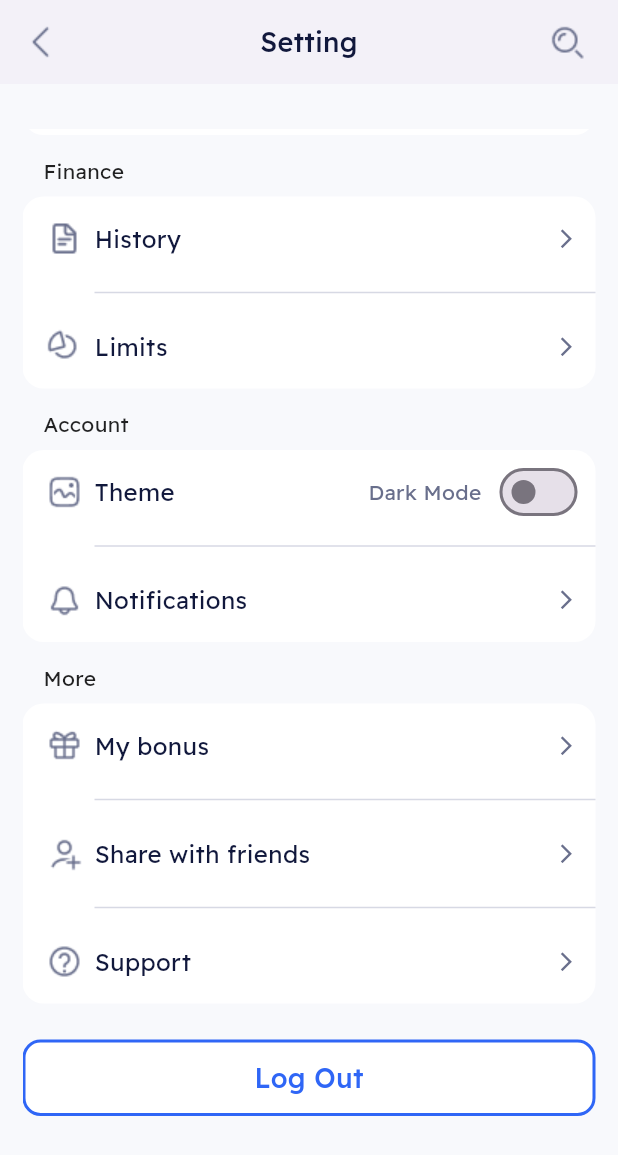
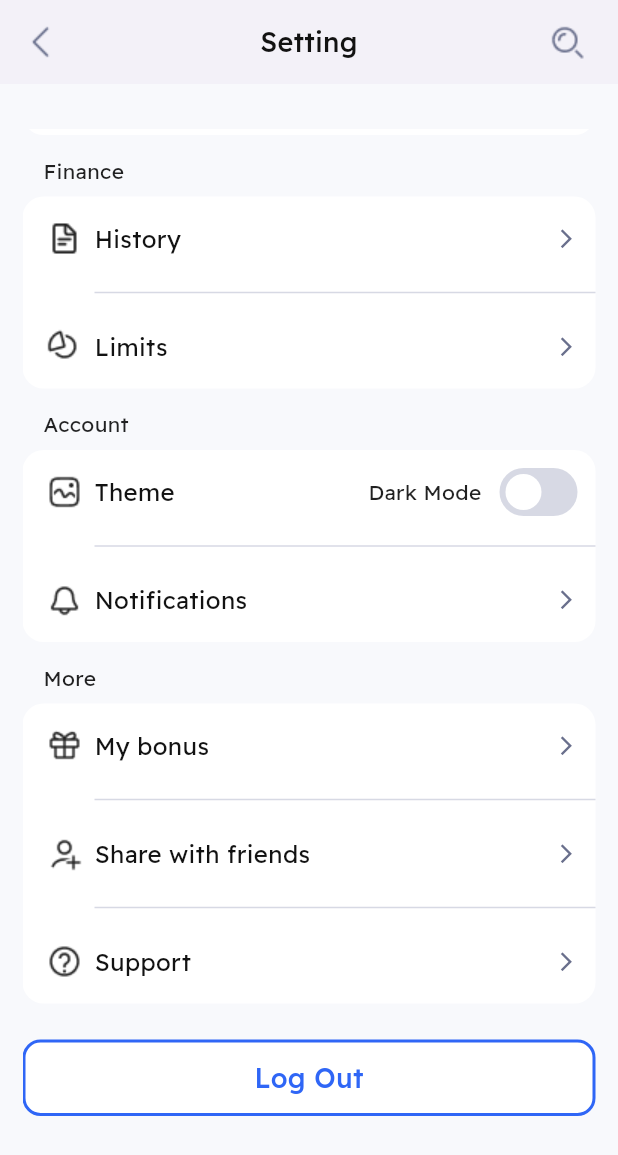
Before and after one commit to minKasent/crypto_exchange, a Flutter app: the SettingScreen screen opened by its route, scrolled down 254 dp, on a phone screen of 412 x 824 dp. Shown: the top 1155 px of the screen. Run offline on Flutter 3.47's test engine with Material 3 defaults, Android fonts, the phone set to English and light mode, and no system bars; our stand-ins replace shared_preferences; accounts and stored records are empty.

Commit message:
feat(theme): add dark mode for home and setting_screen

```diff
--- a/lib/components/app_button.dart
+++ b/lib/components/app_button.dart
@@ -2,6 +2,7 @@ import 'package:crypto_exchange/components/app_text.dart';
 import 'package:crypto_exchange/components/app_text_style.dart';
 import 'package:crypto_exchange/core/constants/app_colors_path.dart';
 import 'package:crypto_exchange/core/enum/enum.dart';
+import 'package:crypto_exchange/core/extensions/context_extension.dart';
 import 'package:flutter/cupertino.dart';
 
 class AppButton extends StatelessWidget {
@@ -28,9 +29,9 @@ class AppButton extends StatelessWidget {
       onTap: onTap,
       child: Container(
         decoration: BoxDecoration(
-          border: Border.all(color: _getBorderColor(), width: 2),
+          border: Border.all(color: _getBorderColor(context), width: 2),
           borderRadius: BorderRadius.circular(12),
-          color: _getButtonColor(),
+          color: _getButtonColor(context),
         ),
         width: width,
         padding: EdgeInsets.symmetric(vertical: 12),
@@ -46,7 +47,7 @@ class AppButton extends StatelessWidget {
               content: title,
               style: AppTextStyle.text16Medium.copyWith(
                 fontSize: 18,
-                color: _getTitleColor(),
+                color: _getTitleColor(context),
               ),
             ),
             if (rightIconPath != null) ...[
@@ -59,29 +60,33 @@ class AppButton extends StatelessWidget {
     );
   }
 
-  Color _getButtonColor() {
+  Color _getButtonColor(BuildContext context) {
     switch (buttonState) {
       case ButtonState.normal:
         return AppColorsPath.blue;
       case ButtonState.disable:
         return AppColorsPath.gray2;
       case ButtonState.second:
-        return AppColorsPath.white;
+        return context.theme.brightness == Brightness.dark
+            ? AppColorsPath.darkSurface
+            : AppColorsPath.white;
     }
   }
 
-  Color _getTitleColor() {
+  Color _getTitleColor(BuildContext context) {
     switch (buttonState) {
       case ButtonState.normal:
         return AppColorsPath.white;
       case ButtonState.disable:
         return AppColorsPath.grey;
       case ButtonState.second:
-        return AppColorsPath.blue;
+        return context.theme.brightness == Brightness.dark
+            ? AppColorsPath.white
+            : AppColorsPath.blue;
     }
   }
 
-  Color _getBorderColor() {
+  Color _getBorderColor(BuildContext context) {
     switch (buttonState) {
       case ButtonState.normal:
         return AppColorsPath.blue;
--- a/lib/components/app_text_style.dart
+++ b/lib/components/app_text_style.dart
@@ -1,4 +1,3 @@
-import 'package:crypto_exchange/core/constants/app_colors_path.dart';
 import 'package:flutter/material.dart';
 
 class AppTextStyle {
@@ -16,6 +15,6 @@ class AppTextStyle {
     fontFamily: 'Readex Pro',
     fontSize: 16,
     fontWeight: FontWeight.w500,
-    color: AppColorsPath.white,
+    // color: AppColorsPath.white,
   );
 }
--- a/lib/core/constants/app_colors_path.dart
+++ b/lib/core/constants/app_colors_path.dart
@@ -12,4 +12,6 @@ class AppColorsPath {
   static Color gray2 = const Color(0xFFD7D9E4);
   static Color black = const Color(0xFF121212);
   static Color darkSurface = const Color(0xFF22283A);
+  static Color brightGreen = const Color(0xFF31C451);
+  static Color lightBlack = const Color(0xFF9096A2);
 }
--- a/lib/core/theme/app_theme.dart
+++ b/lib/core/theme/app_theme.dart
@@ -7,17 +7,27 @@ class AppTheme {
   static final darkTheme = ThemeData(
     scaffoldBackgroundColor: AppColorsPath.black,
     appBarTheme: AppBarTheme(backgroundColor: AppColorsPath.black),
+    cardColor: AppColorsPath.darkSurface,
     textTheme: TextTheme(
       titleMedium: AppTextStyle.text16Medium.copyWith(
-        color: AppColorsPath.white,
+        color: AppColorsPath.brightGreen,
       ),
       titleSmall: AppTextStyle.text14Regular.copyWith(
         color: AppColorsPath.white,
       ),
       titleLarge: AppTextStyle.text32SemiBold.copyWith(
-        color: AppColorsPath.white,
+        color: AppColorsPath.lightBlack,
       ),
+      bodyMedium: AppTextStyle.text14Regular.copyWith(color: AppColorsPath.black)
     ),
+    iconTheme: IconThemeData(
+      color: AppColorsPath.lightBlack
+    ),
+    dividerColor: Colors.transparent,
+    bottomNavigationBarTheme: BottomNavigationBarThemeData(
+      backgroundColor: AppColorsPath.darkSurface
+    ),
+    brightness: Brightness.dark,
     primaryColor: AppColorsPath.white,
     typography: Typography(
       white: TextTheme(
@@ -36,8 +46,10 @@ class AppTheme {
 
   /// Light Theme
   static final lightTheme = ThemeData(
+    brightness: Brightness.light,
     scaffoldBackgroundColor: AppColorsPath.lightWhite,
     primaryColor: AppColorsPath.darkSurface,
+    cardColor: AppColorsPath.white,
     appBarTheme: AppBarTheme(backgroundColor: AppColorsPath.white),
     textTheme: TextTheme(
       titleMedium: AppTextStyle.text16Medium.copyWith(
@@ -50,6 +62,7 @@ class AppTheme {
         color: AppColorsPath.black,
       ),
     ),
+    dividerColor:  Colors.grey.shade200,
     typography: Typography(
       white: TextTheme(
         titleMedium: AppTextStyle.text16Medium.copyWith(
--- a/lib/providers/theme_provider.dart
+++ b/lib/providers/theme_provider.dart
@@ -1,18 +1,26 @@
 import 'package:crypto_exchange/core/theme/app_theme.dart';
+import 'package:crypto_exchange/services/storage_service.dart';
 import 'package:flutter/material.dart';
 
 class ThemeProvider with ChangeNotifier {
-  ThemeData _themeData = AppTheme.lightTheme;// default theme == light theme
-  bool _isDark = false; // default isDark == false
+  late ThemeData _themeData;
+  late bool _isDark;
 
-  bool get isDark => _isDark; // getter để lấy trạng thái isDark , hiện tại là false
+  ThemeProvider() {
+    // Tải theme đã lưu khi khởi tạo Provider
+    _isDark = StorageService.instance.getTheme();
+    _themeData = _isDark ? AppTheme.darkTheme : AppTheme.lightTheme;
+  }
+
+  bool get isDark => _isDark;
 
   ThemeData get themeData => _themeData;
 
   void toggleTheme() {
-    _isDark = !_isDark; // đảo ngược trạng thái isDark
-    // cập nhật _themeData dựa trên trạng thái isDark
-    _themeData = isDark ? AppTheme.darkTheme : AppTheme.lightTheme; // set the theme data based on the isDark state
+    _isDark = !_isDark;
+    // Cập nhật theme và lưu trạng thái mới
+    _themeData = _isDark ? AppTheme.darkTheme : AppTheme.lightTheme;
+    StorageService.instance.setTheme(_isDark); // Lưu trạng thái theme
     notifyListeners();
   }
 }
--- a/lib/screens/home_screen/widgets/portfolio_card.dart
+++ b/lib/screens/home_screen/widgets/portfolio_card.dart
@@ -1,6 +1,7 @@
 import 'package:crypto_exchange/components/app_text.dart';
 import 'package:crypto_exchange/components/app_text_style.dart';
 import 'package:crypto_exchange/core/constants/app_colors_path.dart';
+import 'package:crypto_exchange/core/extensions/context_extension.dart';
 import 'package:flutter/material.dart';
 
 class PortfolioCard extends StatelessWidget {
@@ -27,7 +28,7 @@ class PortfolioCard extends StatelessWidget {
       padding: const EdgeInsets.symmetric(horizontal: 16, vertical: 12),
       decoration: BoxDecoration(
         borderRadius: BorderRadius.circular(12),
-        color: AppColorsPath.white,
+        color: context.theme.cardColor,
         boxShadow: [
           BoxShadow(
             color: Color(0xFF2F66F6).withValues(alpha: 0.5),
--- a/lib/screens/setting_screen/widgets/setting_appbar_widget.dart
+++ b/lib/screens/setting_screen/widgets/setting_appbar_widget.dart
@@ -1,6 +1,5 @@
 import 'package:crypto_exchange/components/app_text.dart';
 import 'package:crypto_exchange/components/app_text_style.dart';
-import 'package:crypto_exchange/core/constants/app_colors_path.dart';
 import 'package:crypto_exchange/core/constants/app_icons_path.dart';
 import 'package:crypto_exchange/core/extensions/context_extension.dart';
 import 'package:flutter/material.dart';
@@ -20,21 +19,21 @@ class SettingAppbarWidget extends StatelessWidget
         onPressed: () {
           Navigator.pop(context);
         },
-        icon: Image.asset(AppIconsPath.iconsBack),
+        icon: Image.asset(AppIconsPath.iconsBack),color: context.theme.iconTheme.color,
       ),
       centerTitle: true,
       title: AppText(
         content: "Setting",
         style: AppTextStyle.text16Medium.copyWith(
           fontSize: 18,
-          color: AppColorsPath.darkBlue,
+          color: context.theme.textTheme.titleSmall!.color,
         ),
       ),
       actions: [
         IconButton(
           /// TODO: Implement search function
           onPressed: () {},
-          icon: Image.asset(AppIconsPath.iconsSearch),
+          icon: Image.asset(AppIconsPath.iconsSearch),color: context.theme.iconTheme.color ,
         ),
         SizedBox(width: 10,),
       ],
--- a/lib/screens/setting_screen/widgets/setting_category_items_widget.dart
+++ b/lib/screens/setting_screen/widgets/setting_category_items_widget.dart
@@ -1,6 +1,7 @@
 import 'package:crypto_exchange/components/app_text.dart';
 import 'package:crypto_exchange/components/app_text_style.dart';
 import 'package:crypto_exchange/core/constants/app_colors_path.dart';
+import 'package:crypto_exchange/core/extensions/context_extension.dart';
 import 'package:crypto_exchange/models/setting_category_item_model.dart';
 import 'package:crypto_exchange/providers/theme_provider.dart';
 import 'package:flutter/material.dart';
@@ -25,14 +26,16 @@ class SettingCategoryItemsWidget extends StatelessWidget {
           padding: const EdgeInsets.only(left: 14),
           child: AppText(
             content: categoryTitle,
-            style: AppTextStyle.text14Regular,
+            style: AppTextStyle.text14Regular.copyWith(
+              color: context.theme.iconTheme.color,
+            ),
           ),
         ),
         SizedBox(height: 8),
         Container(
           decoration: BoxDecoration(
             borderRadius: BorderRadius.circular(14),
-            color: AppColorsPath.white,
+            color: context.theme.cardColor,
           ),
           padding: EdgeInsets.fromLTRB(16, 12, 0, 12),
           child: Column(
@@ -79,13 +82,18 @@ class SettingCategoryItemsWidget extends StatelessWidget {
   }) {
     return Row(
       children: [
-        Image.asset(iconPath, height: 24, width: 24),
+        Image.asset(
+          iconPath,
+          height: 24,
+          width: 24,
+          color: context.theme.iconTheme.color,
+        ),
         const SizedBox(width: 8),
         AppText(
           content: title,
           style: AppTextStyle.text14Regular.copyWith(
             fontSize: 16,
-            color: AppColorsPath.darkBlue,
+            color: context.theme.textTheme.titleSmall!.color,
           ),
         ),
         const Spacer(),
@@ -93,8 +101,7 @@ class SettingCategoryItemsWidget extends StatelessWidget {
           onTap: () {
             onTap(context);
           },
-          child:
-              isDarkMode
+          child: isDarkMode
               ? _buildDarkModeSwitchWidget(context)
               : Padding(
                   padding: const EdgeInsets.symmetric(vertical: 17 / 2),
@@ -118,7 +125,7 @@ class SettingCategoryItemsWidget extends StatelessWidget {
           content: "Dark Mode",
           style: AppTextStyle.text14Regular.copyWith(
             fontSize: 14,
-            color: AppColorsPath.grey,
+            color: context.theme.iconTheme.color,
           ),
         ),
         const SizedBox(width: 12),
@@ -126,9 +133,33 @@ class SettingCategoryItemsWidget extends StatelessWidget {
           builder: (context, setState) {
             return SizedBox(
               height: 32,
-              child: Switch(
+              child:  Switch(
                 padding: EdgeInsets.zero,
                 value: isDarkMode,
+                activeColor: AppColorsPath.white,
+                activeTrackColor: AppColorsPath.green,
+                inactiveTrackColor: AppColorsPath.gray2,
+                inactiveThumbColor: AppColorsPath.white,
+                splashRadius: 0,
+                materialTapTargetSize: MaterialTapTargetSize.shrinkWrap,
+                trackOutlineColor: WidgetStateProperty.all(Colors.transparent),
+                thumbIcon: WidgetStateProperty.resolveWith<Icon?>((Set<WidgetState> states) {
+                  if (states.contains(WidgetState.selected)) {
+                    return Icon(
+                      Icons.circle,
+                      size: 20,
+                      color: AppColorsPath.white,
+                    );
+                  }
+                  return Icon(
+                    Icons.circle,
+                    size: 16,
+                    color: AppColorsPath.white,
+                  );
+                }),
+                overlayColor: WidgetStateProperty.all(Colors.transparent),
+                focusColor: Colors.transparent,
+                hoverColor: Colors.transparent,
                 onChanged: (value) {
                   setState(() {
                     isDarkMode = value;
--- a/lib/services/storage_service.dart
+++ b/lib/services/storage_service.dart
@@ -1,20 +1,26 @@
+// lib/services/storage_service.dart
 import 'package:shared_preferences/shared_preferences.dart';
 
 class StorageService {
   /// Init Storage Service instance
   StorageService._internal();
-  static final StorageService _instance = StorageService._internal(); // singleton instance
-  static StorageService get instance => _instance;// factory constructor
+  static final StorageService _instance =
+      StorageService._internal(); // singleton instance
+  static StorageService get instance => _instance; // factory constructor
 
   /// declare key
-  static const String onboardingKey = "onboarding_completed_key";
+  static const String onboardingKey =
+      "onboarding_completed_key"; // key onboarding completed
+  static const String themeKey = "theme_key"; // key theme
 
   late SharedPreferences _sharedPreferences;
 
   /// Init Share preferences
   Future<void> initSharedPreferences() async {
-    _sharedPreferences = await SharedPreferences.getInstance();// get instance default of SharedPreferences
+    _sharedPreferences =
+        await SharedPreferences.getInstance(); // get instance default of SharedPreferences
   }
+
   /// global function to set bool function by key and value
   Future<void> setBoolValue(String key, bool value) async {
     await _sharedPreferences.setBool(key, value);
@@ -25,6 +31,16 @@ class StorageService {
     return _sharedPreferences.getBool(key) ?? false;
   }
 
+  /// set theme value
+  Future<void> setTheme(bool isDark) async {
+    await setBoolValue(themeKey, isDark);
+  }
+
+  /// get theme value
+  bool getTheme() {
+    return getBoolValue(themeKey);
+  }
+
   /// set onboarding value
   Future<void> setOnboardingCompleted(bool value) async {
     await setBoolValue(onboardingKey, value);
@@ -32,6 +48,8 @@ class StorageService {
 
   /// get onboarding value
   bool getOnboardingCompleted() {
-    return getBoolValue(onboardingKey);// APP -> getOnboardingCompleted() -> getBoolvalue
+    return getBoolValue(
+      onboardingKey,
+    ); // APP -> getOnboardingCompleted() -> getBoolvalue
   }
 }
```
Also changed, not shown: lib/screens/home_screen/home_screen.dart (+15 -15 lines), lib/screens/home_screen/widgets/market_mover_card.dart (+7 -7 lines), lib/screens/setting_screen/widgets/setting_user_info_widget.dart (+5 -5 lines). Lines whose indentation alone changed are shown as unchanged.
